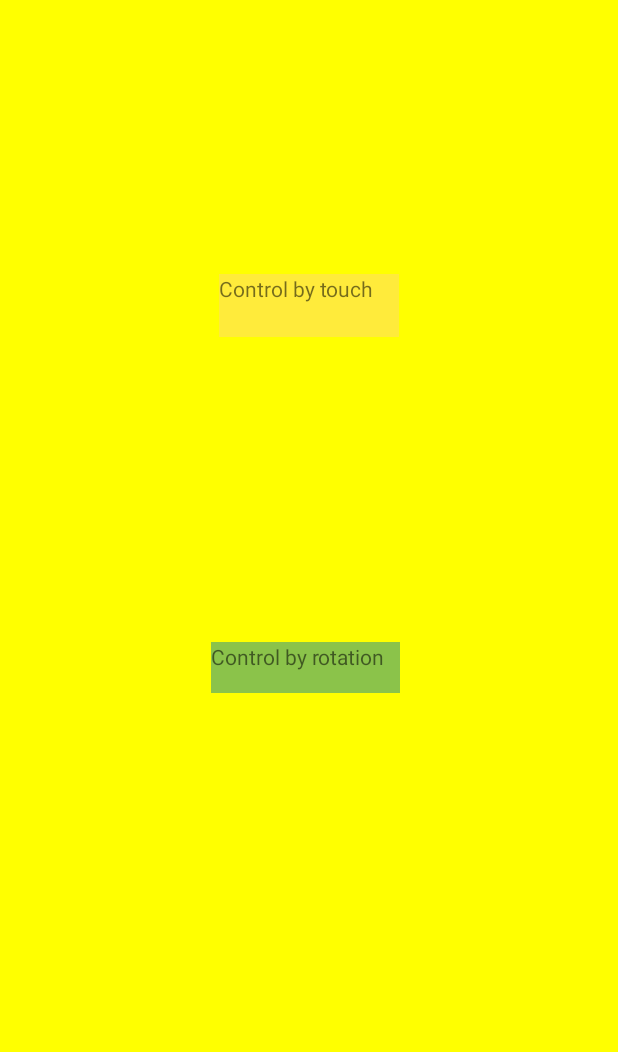
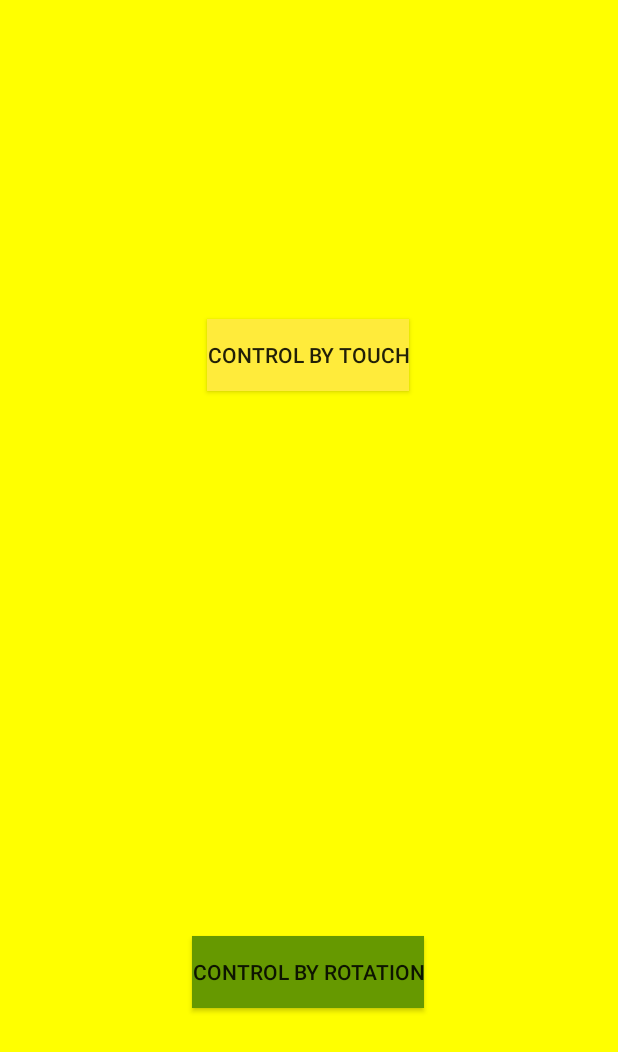
Before and after one commit to JIR0096/LunarLander, an Android app: the SettingActivity screen opened directly, with no data from a screen before it, on a phone screen of 412 x 824 dp. Shown: the top 1052 px of the screen. Run offline under Robolectric (Android 15) with nearby library versions, the phone set to English and light mode, and no system bars.

Commit message:
Settings improvement

```diff
--- a/app/src/main/res/layout/activity_setting.xml
+++ b/app/src/main/res/layout/activity_setting.xml
@@ -6,29 +6,31 @@
     android:layout_height="match_parent"
     tools:context=".SettingActivity">
 
-    <TextView
-        android:id="@+id/textView"
-        android:layout_width="120dp"
-        android:layout_height="42dp"
+    <Button
+        android:id="@+id/button"
+        android:layout_width="wrap_content"
+        android:layout_height="wrap_content"
+        android:layout_marginBottom="363dp"
         android:background="#FFEB3B"
+        android:onClick="controlByTouch"
         android:text="Control by touch"
-        app:layout_constraintBottom_toTopOf="@+id/textView2"
+        app:layout_constraintBottom_toTopOf="@+id/button2"
         app:layout_constraintEnd_toEndOf="parent"
+        app:layout_constraintHorizontal_bias="0.498"
         app:layout_constraintStart_toStartOf="parent"
         app:layout_constraintTop_toTopOf="parent"
-        app:layout_constraintVertical_bias="0.473" />
+        app:layout_constraintVertical_bias="1.0" />
 
-    <TextView
-        android:id="@+id/textView2"
-        android:layout_width="126dp"
-        android:layout_height="34dp"
-        android:layout_marginBottom="296dp"
-        android:background="#8BC34A"
+    <Button
+        android:id="@+id/button2"
+        android:layout_width="wrap_content"
+        android:layout_height="wrap_content"
+        android:layout_marginBottom="152dp"
+        android:background="@android:color/holo_green_dark"
+        android:onClick="controlByGyro"
         android:text="Control by rotation"
         app:layout_constraintBottom_toBottomOf="parent"
         app:layout_constraintEnd_toEndOf="parent"
-        app:layout_constraintHorizontal_bias="0.491"
-        app:layout_constraintStart_toStartOf="parent"
-        app:layout_constraintTop_toTopOf="parent"
-        app:layout_constraintVertical_bias="0.867" />
+        app:layout_constraintHorizontal_bias="0.498"
+        app:layout_constraintStart_toStartOf="parent" />
 </androidx.constraintlayout.widget.ConstraintLayout>
```
